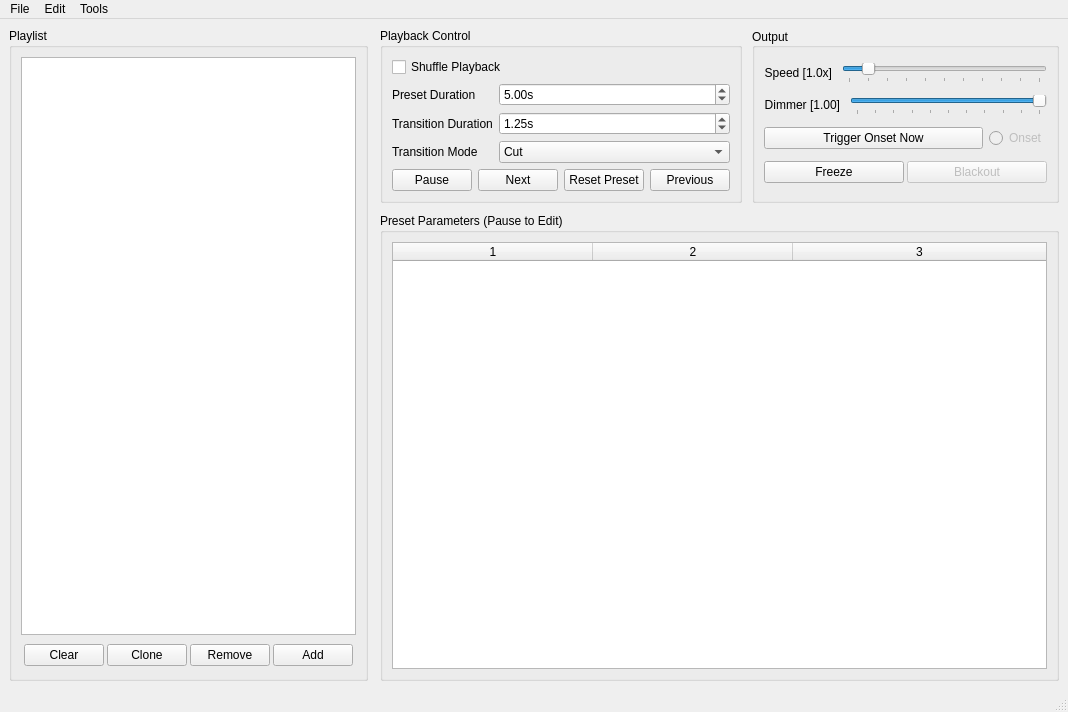
Old version of the form ui/firemix.ui in the repository Openlights/firemix.
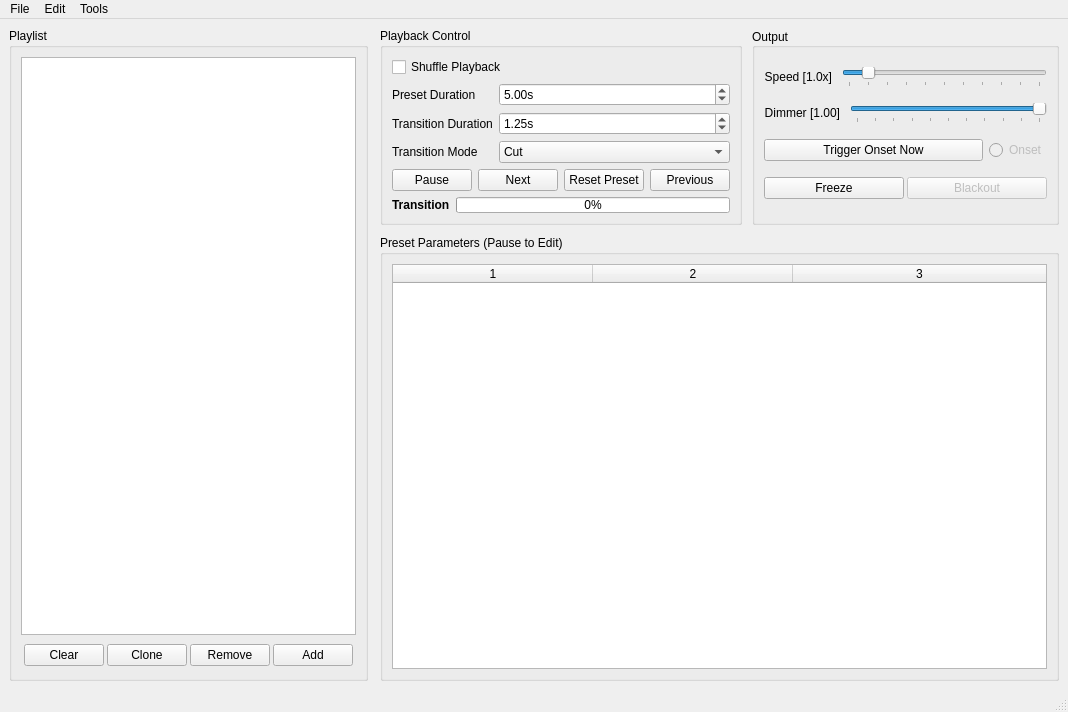
New version of the form. Custom widgets are drawn as their Qt base class.

Commit message: Display transition progress

```diff
--- a/ui/firemix.ui
+++ b/ui/firemix.ui
@@ -255,6 +255,45 @@
                </item>
               </layout>
              </item>
+             <item>
+              <layout class="QHBoxLayout" name="horizontalLayout_4">
+               <property name="margin">
+                <number>0</number>
+               </property>
+               <item>
+                <widget class="QLabel" name="lbl_transition_progress">
+                 <property name="font">
+                  <font>
+                   <weight>75</weight>
+                   <bold>true</bold>
+                  </font>
+                 </property>
+                 <property name="text">
+                  <string>Transition</string>
+                 </property>
+                </widget>
+               </item>
+               <item>
+                <widget class="QProgressBar" name="progress_transition">
+                 <property name="maximumSize">
+                  <size>
+                   <width>16777215</width>
+                   <height>16</height>
+                  </size>
+                 </property>
+                 <property name="value">
+                  <number>0</number>
+                 </property>
+                 <property name="textVisible">
+                  <bool>true</bool>
+                 </property>
+                 <property name="invertedAppearance">
+                  <bool>false</bool>
+                 </property>
+                </widget>
+               </item>
+              </layout>
+             </item>
             </layout>
            </widget>
           </item>
```
Left out of the diff: 35 changed lines with no effect on the pictures. The commit also changes 2 other files.
